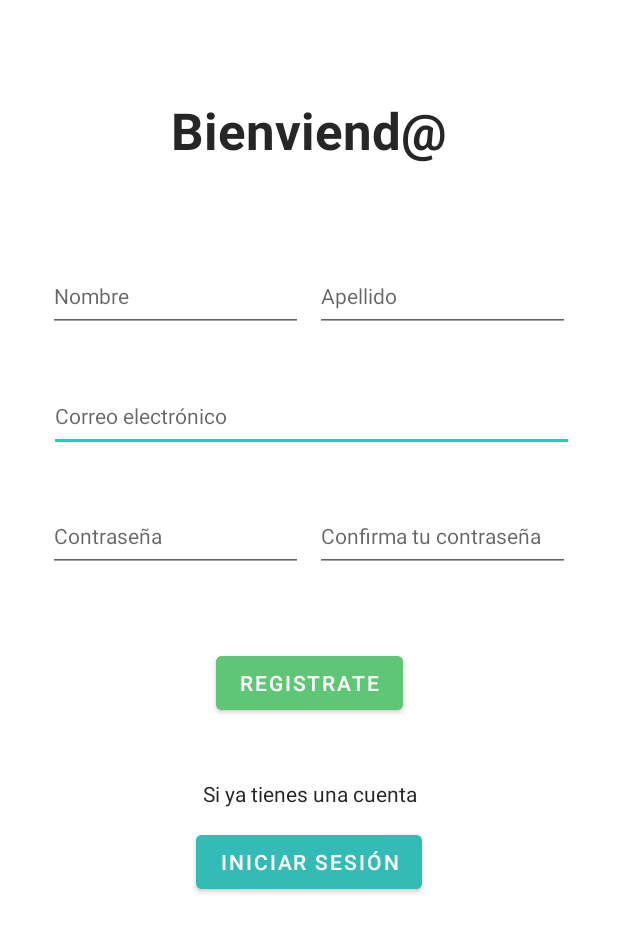
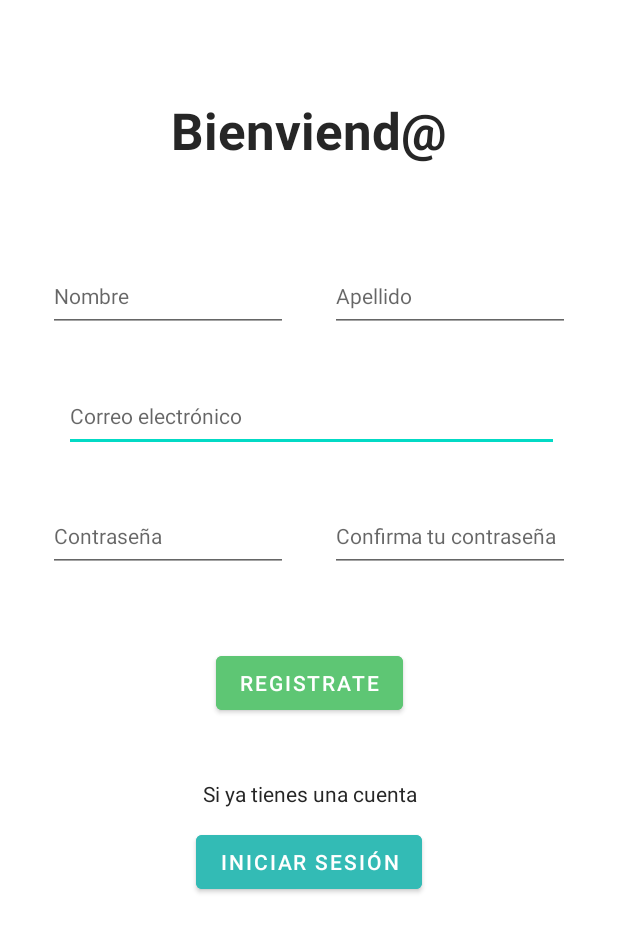
Before and after one commit to EdithBenvenuto/TamayoReport, an Android app: the RegistroActivity screen opened directly, with no data from a screen before it, on a phone screen of 412 x 824 dp. Shown: the top 932 px of the screen. Run offline under Robolectric (Android 15) with nearby library versions, the phone set to English and light mode, and no system bars.

Commit message:
Conexion entre los activities
Navegacion entre los activities

```diff
--- a/app/src/main/AndroidManifest.xml
+++ b/app/src/main/AndroidManifest.xml
@@ -9,6 +9,12 @@
         android:roundIcon="@mipmap/ic_launcher_round"
         android:supportsRtl="true"
         android:theme="@style/Theme.TamayoReport">
+        <activity
+            android:name=".CategoriesActivity"
+            android:exported="true" />
+        <activity
+            android:name=".HomeScreenLoggedActivity"
+            android:exported="true" />
         <activity
             android:name=".Reporte"
             android:exported="true" />
--- a/app/src/main/java/com/example/tamayoreport/RegistroActivity.kt
+++ b/app/src/main/java/com/example/tamayoreport/RegistroActivity.kt
@@ -1,11 +1,39 @@
 package com.example.tamayoreport
 
+import android.content.Intent
 import androidx.appcompat.app.AppCompatActivity
 import android.os.Bundle
+import android.view.View
+import android.widget.Button
+import android.widget.Toast
+import androidx.fragment.app.Fragment
+import androidx.fragment.app.FragmentManager
 
 class RegistroActivity : AppCompatActivity() {
+    lateinit var iniciarSesion: Button
+    lateinit var registro: Button
     override fun onCreate(savedInstanceState: Bundle?) {
         super.onCreate(savedInstanceState)
         setContentView(R.layout.activity_registro)
+        iniciarSesion=findViewById<Button>(R.id.inicioSesion)
+        registro=findViewById<Button>(R.id.confirmarRegistro)
+        iniciarSesion.setOnClickListener(loginClickListener())
+        registro.setOnClickListener(registerClickListener())
     }
+    private fun loginClickListener(): View.OnClickListener?{
+        return View.OnClickListener{
+            val switchActivityIntent = Intent(applicationContext, LoginActivity::class.java)
+            startActivity(switchActivityIntent);
+        }
+    }
+
+    private fun registerClickListener(): View.OnClickListener?{
+
+        return View.OnClickListener{
+            Toast.makeText(this, "Validar datos registro", Toast.LENGTH_SHORT).show()
+            val switchActivityIntent = Intent(applicationContext, HomeScreenLoggedActivity::class.java)
+            startActivity(switchActivityIntent);
+        }
+    }
+
 }
--- a/app/src/main/res/layout/activity_login.xml
+++ b/app/src/main/res/layout/activity_login.xml
@@ -70,10 +70,10 @@
         android:text="registrate"
         app:layout_constraintEnd_toEndOf="parent"
         app:layout_constraintStart_toStartOf="parent"
-        app:layout_constraintTop_toBottomOf="@+id/textView4" />
+        app:layout_constraintTop_toBottomOf="@+id/categoriaReporte" />
 
     <TextView
-        android:id="@+id/textView4"
+        android:id="@+id/categoriaReporte"
         android:layout_width="wrap_content"
         android:layout_height="wrap_content"
         android:layout_marginTop="32dp"
--- a/app/src/main/res/layout/activity_registro.xml
+++ b/app/src/main/res/layout/activity_registro.xml
@@ -23,7 +23,7 @@
 
     <EditText
         android:id="@+id/txtCorreoRegistro"
-        android:layout_width="350dp"
+        android:layout_width="330dp"
         android:layout_height="wrap_content"
         android:layout_marginTop="32dp"
         android:ems="10"
@@ -38,7 +38,7 @@
 
     <EditText
         android:id="@+id/txtContraRegistro"
-        android:layout_width="170dp"
+        android:layout_width="160dp"
         android:layout_height="wrap_content"
         android:layout_marginStart="32dp"
         android:layout_marginTop="32dp"
@@ -52,7 +52,7 @@
 
     <EditText
         android:id="@+id/txtNombre"
-        android:layout_width="170dp"
+        android:layout_width="160dp"
         android:layout_height="wrap_content"
         android:layout_marginStart="32dp"
         android:layout_marginTop="64dp"
@@ -66,7 +66,7 @@
 
     <EditText
         android:id="@+id/txtConfContra"
-        android:layout_width="170dp"
+        android:layout_width="160dp"
         android:layout_height="wrap_content"
         android:layout_marginTop="32dp"
         android:layout_marginEnd="32dp"
@@ -80,7 +80,7 @@
 
     <EditText
         android:id="@+id/txtApellido"
-        android:layout_width="170dp"
+        android:layout_width="160dp"
         android:layout_height="wrap_content"
         android:layout_marginTop="64dp"
         android:layout_marginEnd="32dp"
@@ -113,10 +113,10 @@
         app:layout_constraintEnd_toEndOf="parent"
         app:layout_constraintHorizontal_bias="0.501"
         app:layout_constraintStart_toStartOf="parent"
-        app:layout_constraintTop_toBottomOf="@+id/textView4" />
+        app:layout_constraintTop_toBottomOf="@+id/categoriaReporte" />
 
     <TextView
-        android:id="@+id/textView4"
+        android:id="@+id/categoriaReporte"
         android:layout_width="wrap_content"
         android:layout_height="wrap_content"
         android:layout_marginTop="40dp"
--- a/app/src/main/res/layout/fragment_reporte.xml
+++ b/app/src/main/res/layout/fragment_reporte.xml
@@ -41,8 +41,8 @@
             android:layout_height="55dp"
             android:layout_marginBottom="72dp"
             android:ems="10"
+            android:hint="Descripción"
             android:inputType="textPersonName"
-            android:text="Descripción"
             app:layout_constraintBottom_toTopOf="@+id/btnGetCurrentLocation"
             app:layout_constraintEnd_toEndOf="parent"
             app:layout_constraintHorizontal_bias="0.491"
@@ -89,7 +89,7 @@
             tools:ignore="SpeakableTextPresentCheck" />
 
         <TextView
-            android:id="@+id/textView4"
+            android:id="@+id/categoriaReporte"
             android:layout_width="wrap_content"
             android:layout_height="wrap_content"
             android:text="Reporte"
```
Also changed, not shown: app/src/main/java/com/example/tamayoreport/CategoriesActivity.kt (added, +55 -0 lines), app/src/main/java/com/example/tamayoreport/CategoriesFragment.kt (deleted, +0 -59 lines), app/src/main/java/com/example/tamayoreport/HomeScreenLoggedActivity.kt (added, +23 -0 lines), app/src/main/java/com/example/tamayoreport/HomeScreenLoggedFragment.kt (deleted, +0 -59 lines), app/src/main/java/com/example/tamayoreport/LoginActivity.kt (+24 -0 lines), app/src/main/java/com/example/tamayoreport/MainActivity.kt (+26 -0 lines), app/src/main/java/com/example/tamayoreport/Reporte.kt (+11 -0 lines), app/src/main/res/layout/activity_home_screen_logged.xml (renamed from app/src/main/res/layout/fragment_home_screen_logged.xml, +5 -3 lines), app/src/main/res/layout/activity_main.xml (+4 -3 lines), app/src/main/res/layout/activity_categories.xml (renamed from app/src/main/res/layout/fragment_categories.xml).
